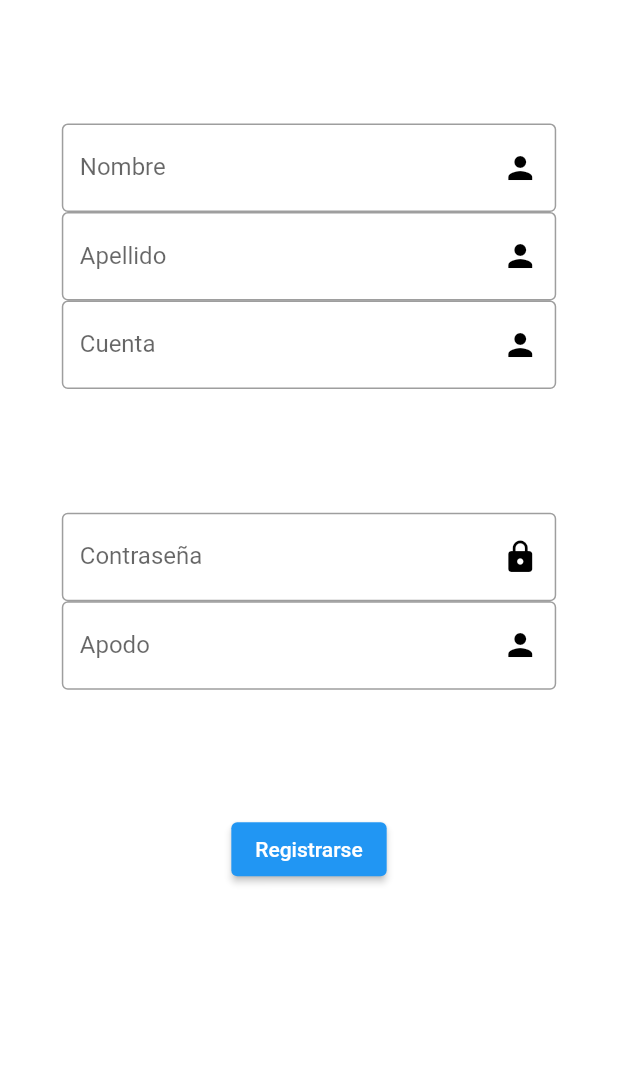
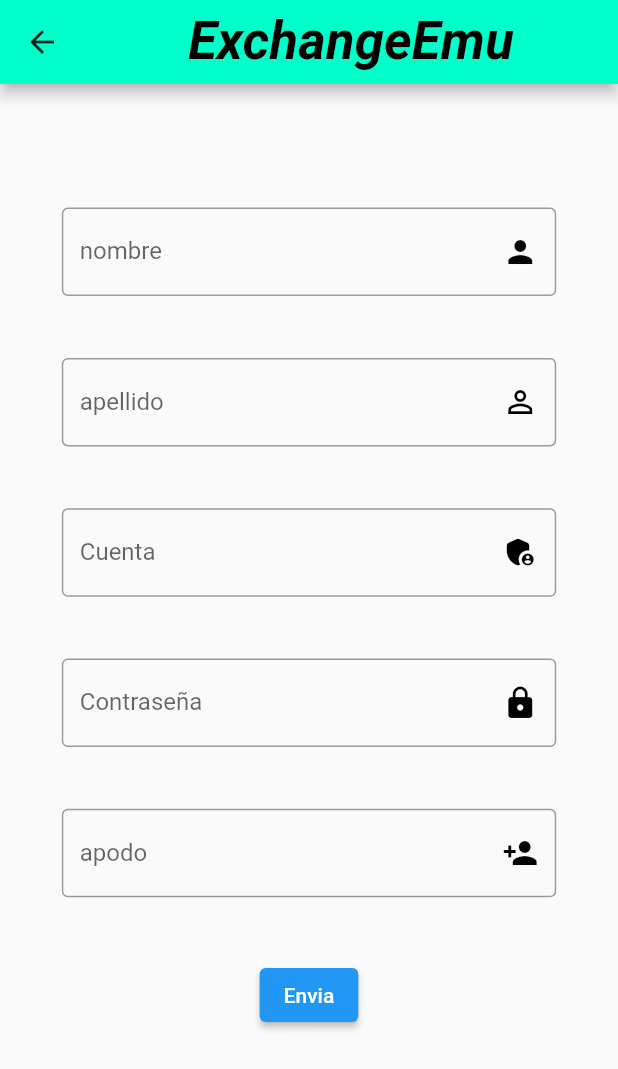
Before and after one commit to Devillzify23/exchange_emu_front, a Flutter app: the screen it shows after launch, after a tap on "Login", after a tap on "Registrate", on a phone screen of 412 x 824 dp. Shown: the top 1069 px of the screen. Run offline on Flutter 3.47's test engine with Material 2 defaults, Android fonts, the phone set to English and light mode, and no system bars; our stand-ins replace shared_preferences; network calls fail.

Commit message:
hoy soy god

```diff
--- a/lib/main.dart
+++ b/lib/main.dart
@@ -1,4 +1,6 @@
+import 'package:exchange_emu_front/pages/home_page.dart';
 import 'package:exchange_emu_front/pages/pages.dart';
+import 'package:exchange_emu_front/providers/currencies_provider.dart';
 import 'package:exchange_emu_front/providers/user_provider.dart';
 import 'package:flutter/material.dart';
 import 'package:provider/provider.dart';
@@ -9,9 +11,10 @@ void main() async {
   WidgetsFlutterBinding.ensureInitialized();
   await Preferences.init();
   runApp(
-    MultiProvider(
-        providers: [ChangeNotifierProvider(create: (_) => UserProvider())],
-        child: const Myapp()),
+    MultiProvider(providers: [
+      ChangeNotifierProvider(create: (_) => UserProvider()),
+      ChangeNotifierProvider(create: (_) => CurrencyProvider())
+    ], child: const Myapp()),
   );
 }
 
@@ -20,15 +23,24 @@ class Myapp extends StatelessWidget {
 
   @override
   Widget build(BuildContext context) {
+    String page = '';
+
+    if (Preferences.logged == true) {
+      page = '/home';
+    } else {
+      page = '/';
+    }
+
     return MaterialApp(
-      initialRoute: '/',
+      initialRoute: page,
       debugShowCheckedModeBanner: false,
       routes: {
-        '/': (context) => Login(),
+        '/': (context) => const Login(),
         '/wallets': (context) => const Wallets(),
         '/history': (context) => const History(),
         '/user': (context) => const UserDetails(),
-        '/register': (context) => RegisterPage()
+        '/register': (context) => const RegisterPage(),
+        '/home': (context) => const HomePage()
       },
       theme: ThemeData(
           appBarTheme: AppBarTheme.lerp(
--- a/lib/pages/register.dart
+++ b/lib/pages/register.dart
@@ -1,163 +1,22 @@
-import 'package:exchange_emu_front/providers/user_provider.dart';
+import 'package:exchange_emu_front/widgets/register_form.dart';
 import 'package:flutter/material.dart';
-import 'package:provider/provider.dart';
-import '../preferences/shared_preferences.dart';
 
-class RegisterPage extends StatefulWidget {
+class RegisterPage extends StatelessWidget {
+  const RegisterPage({super.key});
   @override
-  _RegisterPageState createState() => _RegisterPageState();
-}
-
-class _RegisterPageState extends State<RegisterPage> {
-  final _formKey = GlobalKey<FormState>();
-  String _cuenta = '';
-  String _contra = '';
-  String _nombre = '';
-  String _apelido = '';
-  String _apodo = '';
-
-  void _submitForm() async {
-    if (_formKey.currentState!.validate()) {
-      _formKey.currentState!.save();
-    }
-  }
-
-  @override
-  Widget build(BuildContext context) {
-    final size = MediaQuery.of(context).size;
-    return ListView(children: [
-      Form(
-        key: _formKey,
-        child: Center(
-          child: Column(
-            children: [
-              SizedBox(
-                height: size.width * 0.2,
-                width: size.width,
-              ),
-              Container(
-                width: size.width * 0.8,
-                child: TextFormField(
-                  decoration: const InputDecoration(
-                      border: OutlineInputBorder(),
-                      labelText: 'Nombre',
-                      suffixIcon: Icon(
-                        Icons.person,
-                        color: Colors.black,
-                      )),
-                  validator: (value) {
-                    if (value == null || value.isEmpty) {
-                      return 'Por favor, introduce tu nombre';
-                    }
-                    return null;
-                  },
-                  onSaved: (value) {
-                    _nombre = value!;
-                  },
-                ),
-              ),
-              Container(
-                width: size.width * 0.8,
-                child: TextFormField(
-                  decoration: const InputDecoration(
-                      border: OutlineInputBorder(),
-                      labelText: 'Apellido',
-                      suffixIcon: Icon(
-                        Icons.person,
-                        color: Colors.black,
-                      )),
-                  validator: (value) {
-                    if (value == null || value.isEmpty) {
-                      return 'Por favor, introduce tu apellido';
-                    }
-                    return null;
-                  },
-                  onSaved: (value) {
-                    _apelido = value!;
-                  },
-                ),
-              ),
-              Container(
-                width: size.width * 0.8,
-                child: TextFormField(
-                  decoration: const InputDecoration(
-                      border: OutlineInputBorder(),
-                      labelText: 'Cuenta',
-                      suffixIcon: Icon(
-                        Icons.person,
-                        color: Colors.black,
-                      )),
-                  validator: (value) {
-                    if (value == null || value.isEmpty) {
-                      return 'Por favor, ingresa tu cuenta';
-                    }
-                    return null;
-                  },
-                  onSaved: (value) {
-                    _cuenta = value!;
-                  },
-                ),
-              ),
-              SizedBox(
-                height: size.width * 0.2,
-                width: size.width,
-              ),
-              Container(
-                width: size.width * 0.8,
-                child: TextFormField(
-                  decoration: const InputDecoration(
-                    border: OutlineInputBorder(),
-                    labelText: 'Contraseña',
-                    suffixIcon: Icon(
-                      Icons.lock,
-                      color: Colors.black,
-                    ),
-                  ),
-                  validator: (value) {
-                    if (value == null || value.isEmpty) {
-                      return 'Por favor, ingresa tu contraseña';
-                    }
-                    return null;
-                  },
-                  onSaved: (value) {
-                    _contra = value!;
-                  },
-                  obscureText: true, // Oculta el texto ingresado
-                ),
-              ),
-              Container(
-                width: size.width * 0.8,
-                child: TextFormField(
-                  decoration: const InputDecoration(
-                      border: OutlineInputBorder(),
-                      labelText: 'Apodo',
-                      suffixIcon: Icon(
-                        Icons.person,
-                        color: Colors.black,
-                      )),
-                  validator: (value) {
-                    if (value == null || value.isEmpty) {
-                      return 'Por favor, introduce tu apodo';
-                    }
-                    return null;
-                  },
-                  onSaved: (value) {
-                    _apodo = value!;
-                  },
-                ),
-              ),
-              SizedBox(
-                height: size.width * 0.2,
-                width: size.width,
-              ),
-              ElevatedButton(
-                onPressed: _submitForm,
-                child: const Text('Registrarse'),
-              ),
-            ],
-          ),
+  Widget build(context) {
+    return Scaffold(
+        appBar: AppBar(
+          title: const Center(
+              child: Text(
+            "ExchangeEmu",
+            style: TextStyle(
+                fontSize: 35,
+                fontWeight: FontWeight.bold,
+                color: Colors.black,
+                fontStyle: FontStyle.italic),
+          )),
         ),
-      ),
-    ]);
+        body: RegisterForm());
   }
 }
--- a/lib/preferences/shared_preferences.dart
+++ b/lib/preferences/shared_preferences.dart
@@ -7,7 +7,7 @@ class Preferences {
 
   static String _apodo = "";
 
-  static bool _logged = true;
+  static bool _logged = false;
 
   static Future init() async {
     _prefs = await SharedPreferences.getInstance();
--- a/lib/widgets/login_form.dart
+++ b/lib/widgets/login_form.dart
@@ -1,6 +1,5 @@
-import 'dart:io';
-
 import 'package:exchange_emu_front/pages/pages.dart';
+import 'package:exchange_emu_front/providers/currencies_provider.dart';
 import 'package:exchange_emu_front/providers/user_provider.dart';
 import 'package:flutter/material.dart';
 import 'package:provider/provider.dart';
@@ -22,6 +21,7 @@ class _LoginFormState extends State<LoginForm> {
       _formKey.currentState!.save();
       await userProvider.getUser(_cuenta, _contra);
     }
+    if (_cuenta != '' && _contra != '') {
       if (userProvider.usuario.id != null) {
         Preferences.idUser = userProvider.usuario.id!;
         Preferences.apodo = userProvider.usuario.apodo!;
@@ -30,10 +30,15 @@ class _LoginFormState extends State<LoginForm> {
         print(Preferences.apodo);
         print(Preferences.idUser);
         print(Preferences.logged);
+        Navigator.pushNamed(context, '/home');
       } else {
         ScaffoldMessenger.of(context).showSnackBar(const SnackBar(
             content: Text(
                 "No se ha encontrado ningun usuario con esas credenciales")));
+      }
+    } else {
+      ScaffoldMessenger.of(context).showSnackBar(
+          const SnackBar(content: Text("Introduce los datos necesarios")));
     }
   }
 
@@ -66,7 +71,7 @@ class _LoginFormState extends State<LoginForm> {
                     }
                     return null;
                   },
-                  onSaved: (value) {
+                  onChanged: (value) {
                     _cuenta = value!;
                   },
                 ),
@@ -92,7 +97,7 @@ class _LoginFormState extends State<LoginForm> {
                     }
                     return null;
                   },
-                  onSaved: (value) {
+                  onChanged: (value) {
                     _contra = value!;
                   },
                   obscureText: true, // Oculta el texto ingresado
@@ -126,7 +131,7 @@ class _LoginFormState extends State<LoginForm> {
                         decoration: const BoxDecoration(
                             borderRadius:
                                 BorderRadius.all(Radius.circular(20.5)),
-                            color: Colors.cyan,
+                            color: Color.fromRGBO(0, 188, 212, 1),
                             boxShadow: [
                               BoxShadow(
                                 color: Colors.grey,
--- /dev/null
+++ b/lib/widgets/register_form.dart
@@ -0,0 +1,199 @@
+import 'package:exchange_emu_front/models/user_model_send.dart';
+import 'package:exchange_emu_front/providers/user_provider.dart';
+import 'package:flutter/material.dart';
+import 'package:provider/provider.dart';
+
+class RegisterForm extends StatefulWidget {
+  const RegisterForm({super.key});
+
+  @override
+  // ignore: library_private_types_in_public_api
+  _RegisterFormState createState() => _RegisterFormState();
+}
+
+class _RegisterFormState extends State<RegisterForm> {
+  final _formKey = GlobalKey<FormState>();
+  String _nombre = '';
+  String _apellido = '';
+  String _cuenta = '';
+  String _contra = '';
+  String _apodo = '';
+
+  void _submitForm() async {
+    final userProvider = Provider.of<UserProvider>(context, listen: false);
+    if (_formKey.currentState!.validate()) {
+      _formKey.currentState!.save();
+    }
+    if (_nombre != '' &&
+        _apellido != '' &&
+        _cuenta != '' &&
+        _contra != '' &&
+        _apodo != '') {
+      UserSend nuevoUser = UserSend(
+          nombre: _nombre,
+          apellido: _apellido,
+          cuenta: _cuenta,
+          contra: _contra,
+          apodo: _apodo);
+
+      await userProvider.registerNewUser(nuevoUser);
+      ScaffoldMessenger.of(context).showSnackBar(
+          const SnackBar(content: Text("Usuario creado correctamente")));
+      Navigator.pop(context);
+    } else {
+      ScaffoldMessenger.of(context).showSnackBar(
+          const SnackBar(content: Text("Introduce los datos necesarios")));
+    }
+  }
+
+  @override
+  Widget build(BuildContext context) {
+    final size = MediaQuery.of(context).size;
+    return ListView(children: [
+      Form(
+        key: _formKey,
+        child: Center(
+          child: Column(
+            children: [
+              SizedBox(
+                height: size.height * 0.1,
+                width: size.width,
+              ),
+              Container(
+                width: size.width * 0.8,
+                child: TextFormField(
+                  decoration: const InputDecoration(
+                      border: OutlineInputBorder(),
+                      labelText: 'nombre',
+                      suffixIcon: Icon(
+                        Icons.person,
+                        color: Colors.black,
+                      )),
+                  validator: (value) {
+                    if (value == null || value.isEmpty) {
+                      return 'Introduce el nombre';
+                    }
+                    return null;
+                  },
+                  onChanged: (value) {
+                    _nombre = value!;
+                  },
+                ),
+              ),
+              SizedBox(
+                height: size.height * 0.05,
+                width: size.width,
+              ),
+              Container(
+                width: size.width * 0.8,
+                child: TextFormField(
+                  decoration: const InputDecoration(
+                      border: OutlineInputBorder(),
+                      labelText: 'apellido',
+                      suffixIcon: Icon(
+                        Icons.person_outline,
+                        color: Colors.black,
+                      )),
+                  validator: (value) {
+                    if (value == null || value.isEmpty) {
+                      return 'Introduce el apellido';
+                    }
+                    return null;
+                  },
+                  onChanged: (value) {
+                    _apellido = value!;
+                  },
+                ),
+              ),
+              SizedBox(
+                height: size.height * 0.05,
+                width: size.width,
+              ),
+              Container(
+                width: size.width * 0.8,
+                child: TextFormField(
+                  decoration: const InputDecoration(
+                      border: OutlineInputBorder(),
+                      labelText: 'Cuenta',
+                      suffixIcon: Icon(
+                        Icons.admin_panel_settings_rounded,
+                        color: Colors.black,
+                      )),
+                  validator: (value) {
+                    if (value == null || value.isEmpty) {
+                      return 'Ingresa el nombre de cuenta';
+                    }
+                    return null;
+                  },
+                  onChanged: (value) {
+                    _cuenta = value!;
+                  },
+                ),
+              ),
+              SizedBox(
+                height: size.height * 0.05,
+                width: size.width,
+              ),
+              Container(
+                width: size.width * 0.8,
+                child: TextFormField(
+                  decoration: const InputDecoration(
+                    border: OutlineInputBorder(),
+                    labelText: 'Contraseña',
+                    suffixIcon: Icon(
+                      Icons.lock,
+                      color: Colors.black,
+                    ),
+                  ),
+                  validator: (value) {
+                    if (value == null || value.isEmpty) {
+                      return 'Por favor, ingresa tu contraseña';
+                    }
+                    return null;
+                  },
+                  onChanged: (value) {
+                    _contra = value!;
+                  },
+                  obscureText: true, // Oculta el texto ingresado
+                ),
+              ),
+              SizedBox(
+                height: size.height * 0.05,
+                width: size.width,
+              ),
+              Container(
+                width: size.width * 0.8,
+                child: TextFormField(
+                  decoration: const InputDecoration(
+                      border: OutlineInputBorder(),
+                      labelText: 'apodo',
+                      suffixIcon: Icon(
+                        Icons.person_add,
+                        color: Colors.black,
+                      )),
+                  validator: (value) {
+                    if (value == null || value.isEmpty) {
+                      return 'Por favor, introduce un apodo';
+                    }
+                    return null;
+                  },
+                  onChanged: (value) {
+                    _apodo = value!;
+                  },
+                ),
+              ),
+              SizedBox(
+                height: size.height * 0.05,
+                width: size.width,
+              ),
+              ElevatedButton(
+                onPressed: _submitForm,
+                child: const Text('Envia'),
+              )
+            ],
+          ),
+        ),
+      ),
+    ]);
+  }
+}
```
Also changed, not shown: lib/models/simple_crypto_list.dart (added, +30 -0 lines), lib/models/simple_crypto_model.dart (+11 -9 lines), lib/pages/home_page.dart (added, +81 -0 lines), lib/pages/login.dart (+6 -1 lines), lib/pages/user_details.dart (+10 -1 lines), lib/providers/currencies_provider.dart (added, +25 -0 lines), lib/providers/user_provider.dart (+10 -0 lines), lib/widgets/simple_list.dart (added, +26 -0 lines), assets/images/ADA.png (added), assets/images/BTC.png (renamed from assets/images/Bitcoin.png), assets/images/Bitcoin.gif (deleted), assets/images/ETH.png (added), assets/images/LTC.png (added), assets/images/SOL.png (added), 1 more files. Lines whose indentation alone changed are shown as unchanged.
